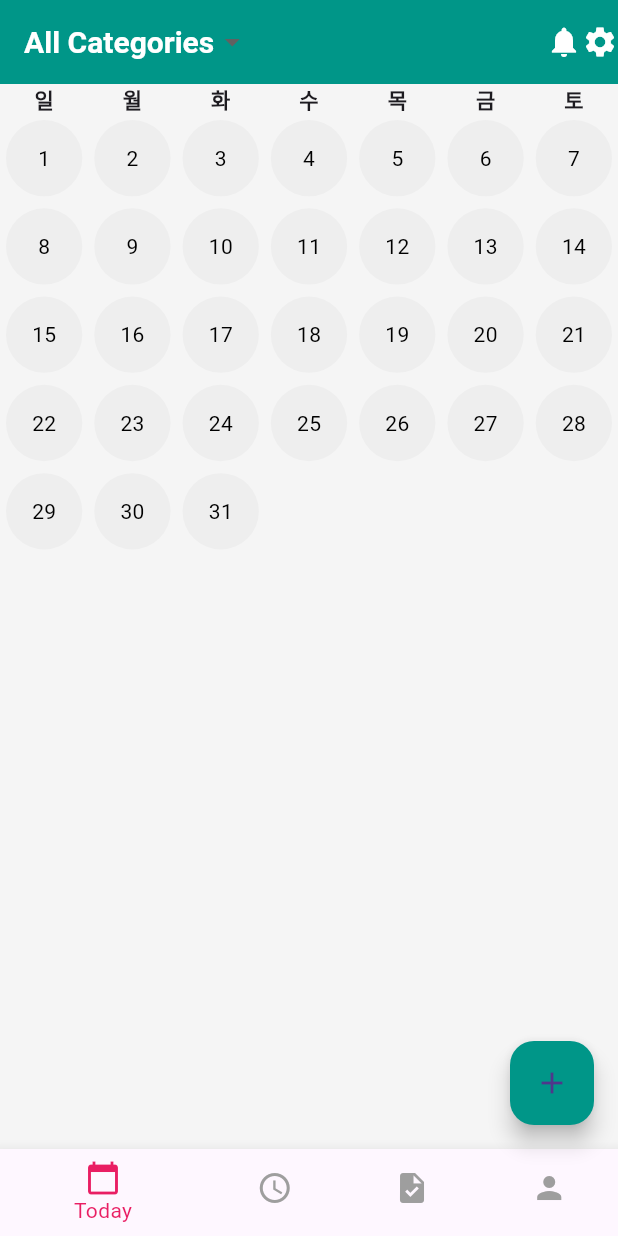
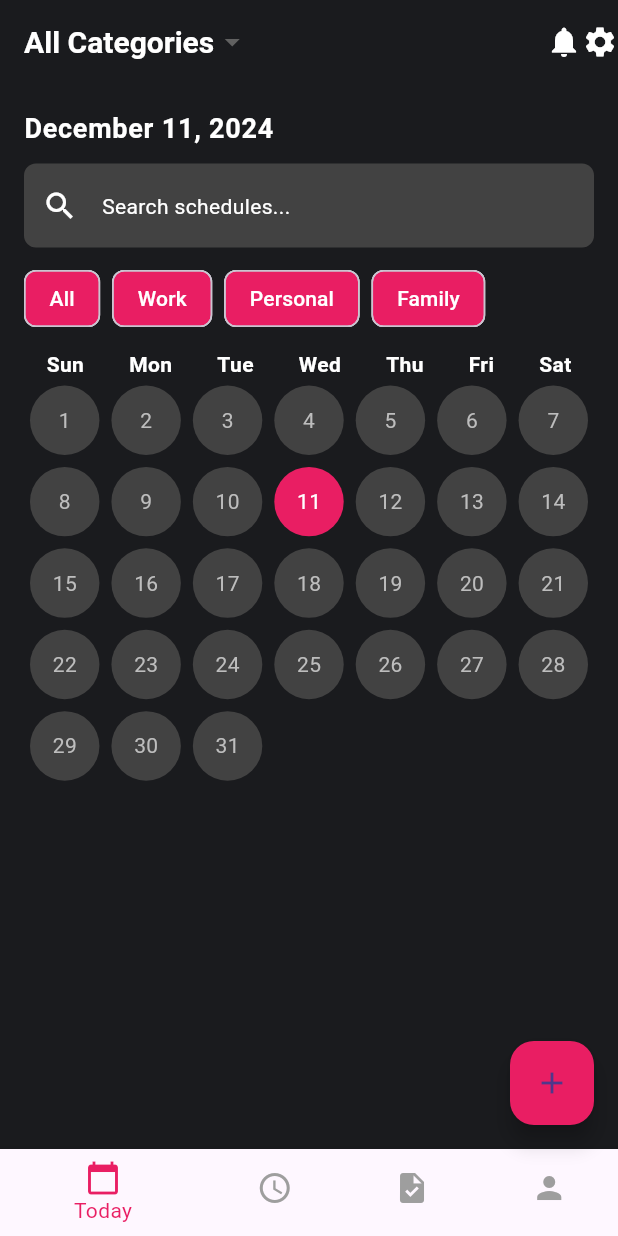
Before and after one commit to wjdrkdudWkd/simple-calendar-app, a Flutter app: the screen it shows after launch, on a phone screen of 412 x 824 dp. Run offline on Flutter 3.47's test engine with Material 3 defaults, Android fonts, the phone set to English and light mode, and no system bars; our stand-ins replace sqflite, sqflite_common_ffi; accounts and stored records are empty.

Commit message:
home_page ui

```diff
--- a/simple_calendar_app/lib/home_page.dart
+++ b/simple_calendar_app/lib/home_page.dart
@@ -135,6 +135,7 @@ class _HomePageState extends State<HomePage> {
   @override
   Widget build(BuildContext context) {
     final theme = Theme.of(context);
+    final formattedDate = DateFormat('MMMM d, yyyy').format(_selectedDate);
     return Scaffold(
       // appBar: AppBar(
       //   title: Text('Today', style: theme.textTheme.titleLarge),
@@ -191,11 +192,46 @@ class _HomePageState extends State<HomePage> {
           Icon(Icons.settings),
         ],
       ),
-      body: Column(
-        children: [
-          _buildCalendar(),
-          Expanded(child: _buildEventList()),
-        ],
+      // body: Column(
+      //   children: [
+      //     _buildCalendar(),
+      //     Expanded(child: _buildEventList()),
+      //   ],
+      // ),
+      body: Padding(
+        padding: const EdgeInsets.all(16.0),
+        child: Column(
+          crossAxisAlignment: CrossAxisAlignment.start,
+          children: [
+            Text(
+              formattedDate,
+              style: theme.textTheme.bodyLarge?.copyWith(
+                fontSize: 18,
+                fontWeight: FontWeight.bold,
+              ),
+            ),
+            const SizedBox(height: 10),
+            TextField(
+              decoration: InputDecoration(
+                hintText: 'Search schedules...',
+                hintStyle: theme.textTheme.bodyMedium,
+                filled: true,
+                fillColor: Colors.grey[800],
+                border: OutlineInputBorder(
+                  borderRadius: BorderRadius.circular(8),
+                  borderSide: BorderSide.none,
+                ),
+                prefixIcon: const Icon(Icons.search, color: Colors.white),
+              ),
+            ),
+            const SizedBox(height: 10),
+            _buildCategoryChips(),
+            const SizedBox(height: 10),
+            _buildCalendar(),
+            const SizedBox(height: 10),
+            Expanded(child: _buildEventList()),
+          ],
+        ),
       ),
       // bottomNavigationBar: BottomNavigationBar(
       //   currentIndex: 0,
@@ -236,15 +272,30 @@ class _HomePageState extends State<HomePage> {
     );
   }
 
+  Widget _buildCategoryChips() {
+    final categories = ['All', 'Work', 'Personal', 'Family'];
+    return Wrap(
+      spacing: 8.0,
+      children: categories.map((category) {
+        return Chip(
+          label: Text(category),
+          backgroundColor: Colors.pink,
+          labelStyle: const TextStyle(color: Colors.white),
+        );
+      }).toList(),
+    );
+  }
+
   Widget _buildCalendar() {
-    final days = ['일', '월', '화', '수', '목', '금', '토'];
-    final firstDayOfMonth = DateTime(_focusedDate.year, _focusedDate.month, 1);
+    final days = ['Sun', 'Mon', 'Tue', 'Wed', 'Thu', 'Fri', 'Sat'];
+    final firstDayOfMonth =
+        DateTime(_selectedDate.year, _selectedDate.month, 1);
     final lastDayOfMonth =
-        DateTime(_focusedDate.year, _focusedDate.month + 1, 0);
+        DateTime(_selectedDate.year, _selectedDate.month + 1, 0);
 
     final daysInMonth = List.generate(
       lastDayOfMonth.day,
-      (index) => DateTime(_focusedDate.year, _focusedDate.month, index + 1),
+      (index) => DateTime(_selectedDate.year, _selectedDate.month, index + 1),
     );
 
     return Column(
@@ -253,7 +304,8 @@ class _HomePageState extends State<HomePage> {
           mainAxisAlignment: MainAxisAlignment.spaceAround,
           children: days
               .map((day) => Text(day,
-                  style: const TextStyle(fontWeight: FontWeight.bold)))
+                  style: const TextStyle(
+                      fontWeight: FontWeight.bold, color: Colors.white)))
               .toList(),
         ),
         GridView.builder(
@@ -265,7 +317,7 @@ class _HomePageState extends State<HomePage> {
           ),
           itemBuilder: (context, index) {
             final day = daysInMonth[index];
-            final isSelected = _selectedDate == day;
+            final isSelected = day.day == _selectedDate.day;
 
             return GestureDetector(
               onTap: () {
@@ -278,13 +330,13 @@ class _HomePageState extends State<HomePage> {
                 alignment: Alignment.center,
                 margin: const EdgeInsets.all(4),
                 decoration: BoxDecoration(
-                  color: isSelected ? Colors.teal : Colors.grey[200],
+                  color: isSelected ? Colors.pink : Colors.grey[800],
                   shape: BoxShape.circle,
                 ),
                 child: Text(
                   '${day.day}',
                   style: TextStyle(
-                    color: isSelected ? Colors.white : Colors.black,
+                    color: isSelected ? Colors.white : Colors.grey[400],
                   ),
                 ),
               ),
@@ -297,21 +349,31 @@ class _HomePageState extends State<HomePage> {
 
   Widget _buildEventList() {
     return ListView.builder(
-      controller: _scrollController,
-      itemCount: _events.length + 1,
+      itemCount: _events.length,
       itemBuilder: (context, index) {
-        if (index == _events.length) {
-          return _isLoading
-              ? const Center(child: CircularProgressIndicator())
-              : const SizedBox();
-        }
-
         final event = _events[index];
         return Card(
-          margin: const EdgeInsets.all(8),
+          color: Colors.grey[850],
+          margin: const EdgeInsets.symmetric(vertical: 8),
           child: ListTile(
-            title: Text(event['title']),
-            subtitle: Text("${event['time']} @ ${event['location']}"),
+            contentPadding: const EdgeInsets.all(16),
+            title: Text(
+              event['time'],
+              style: const TextStyle(
+                  color: Colors.pink, fontWeight: FontWeight.bold),
+            ),
+            subtitle: Column(
+              crossAxisAlignment: CrossAxisAlignment.start,
+              children: [
+                Text(event['title'],
+                    style: const TextStyle(color: Colors.white, fontSize: 16)),
+                const SizedBox(height: 4),
+                Text(event['location'],
+                    style: const TextStyle(color: Colors.grey)),
+              ],
+            ),
+            trailing: Text(event['duration'],
+                style: const TextStyle(color: Colors.grey)),
           ),
         );
       },
--- a/simple_calendar_app/lib/main.dart
+++ b/simple_calendar_app/lib/main.dart
@@ -38,14 +38,21 @@ class MyApp extends StatelessWidget {
       child: MaterialApp(
         title: 'Calendar App',
         theme: ThemeData(
-          primarySwatch: Colors.teal,
-          scaffoldBackgroundColor: Colors.grey[100],
+          primarySwatch: Colors.pink,
+          scaffoldBackgroundColor: const Color(0xFF1A1B1E),
+          // scaffoldBackgroundColor: Colors.grey[100],
           appBarTheme: const AppBarTheme(
-            backgroundColor: Colors.teal,
+            // backgroundColor: Colors.teal,
+            backgroundColor: Color(0xFF1A1B1E),
             foregroundColor: Colors.white,
           ),
+          textTheme: const TextTheme(
+            bodyLarge: TextStyle(color: Colors.white),
+            bodyMedium: TextStyle(color: Colors.white),
+          ),
           floatingActionButtonTheme: const FloatingActionButtonThemeData(
-            backgroundColor: Colors.teal,
+            // backgroundColor: Colors.teal,
+            backgroundColor: Colors.pink,
           ),
         ),
         home: const HomePage(),
```
